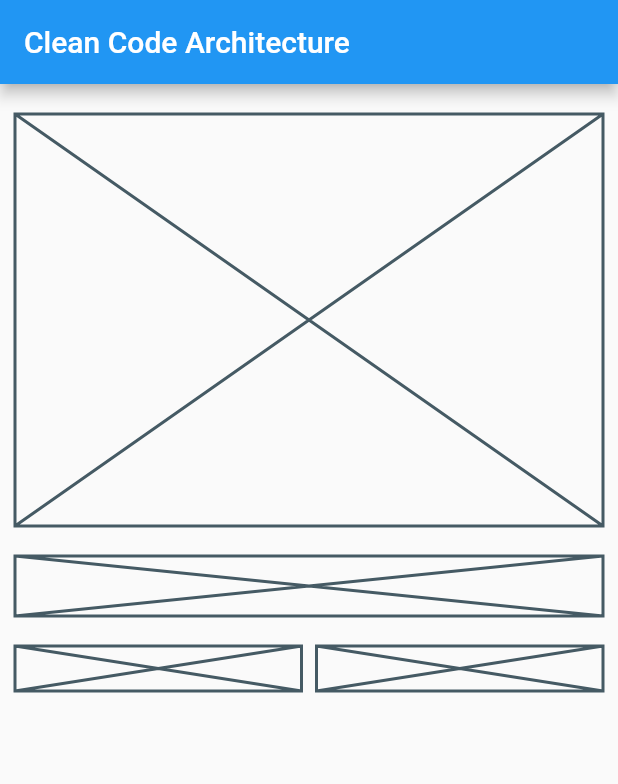
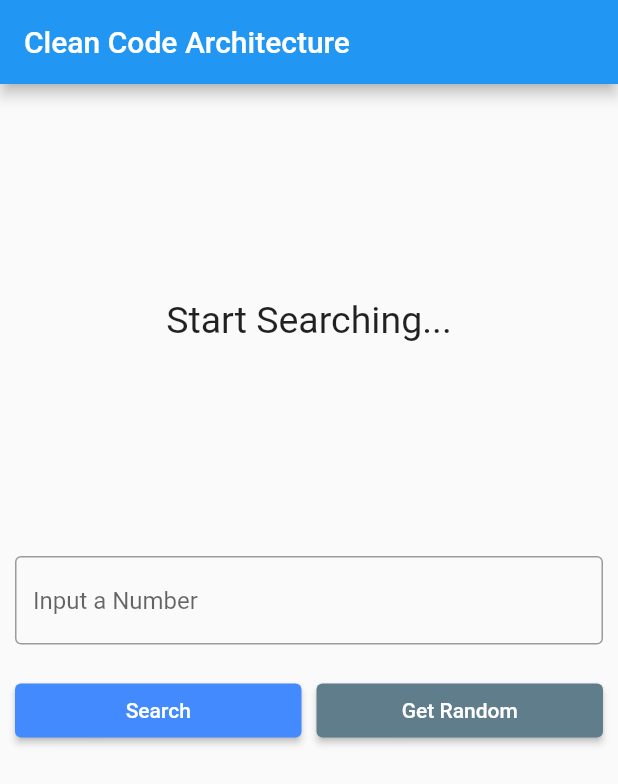
Before and after one commit to arc-arnob/clean_code_architecture_tdd_bloc, a Flutter app: the screen it shows after launch, on a phone screen of 412 x 824 dp. Shown: the top 784 px of the screen. Run offline on Flutter 3.47's test engine with Material 2 defaults, Android fonts, the phone set to English and light mode, and no system bars; our stand-ins replace bloc, dartz, data_connection_checker, equatable, flutter_bloc, get_it and 1 more.

Commit message:
SUCCESSgit add .git add .git add . UI MADE WORKINGgit add .git add .git add .git add . : '

```diff
--- a/lib/features/number_trivia/presentation/pages/number_trivia_page.dart
+++ b/lib/features/number_trivia/presentation/pages/number_trivia_page.dart
@@ -1,8 +1,11 @@
+import 'package:clean_code_architecture_tdd/features/number_trivia/domain/entities/number_trivia.dart';
 import 'package:clean_code_architecture_tdd/features/number_trivia/presentation/bloc/number_trivia_bloc.dart';
 import 'package:clean_code_architecture_tdd/injection_container.dart';
 import 'package:data_connection_checker/data_connection_checker.dart';
 import 'package:flutter/material.dart';
 import 'package:flutter_bloc/flutter_bloc.dart';
+
+import '../widgets/widgets.dart';
 
 class NumberTriviaPage extends StatelessWidget {
   const NumberTriviaPage({super.key});
@@ -31,9 +34,23 @@ class NumberTriviaPage extends StatelessWidget {
               // Top half
               BlocBuilder<NumberTriviaBloc, NumberTriviaState>(
                 builder: (context, state) {
-                  return Container(
-                    height: MediaQuery.of(context).size.height / 3,
-                    child: Placeholder(),
+                  if (state is Empty) {
+                    return MessageDisplay(
+                      message: 'Start Searching...',
+                    );
+                  } else if (state is Loading) {
+                    return LoadingWidget();
+                  } else if (state is Loaded) {
+                    return TriviaDisplay(
+                      numberTrivia: state.trivia,
+                    );
+                  } else if (state is Error) {
+                    return MessageDisplay(
+                      message: state.message,
+                    );
+                  }
+                  return MessageDisplay(
+                    message: 'Somethings wrong...',
                   );
                 },
               ),
@@ -41,10 +58,39 @@ class NumberTriviaPage extends StatelessWidget {
                 height: 20,
               ),
               // Bottom Half
-              Column(
+              TriviaControl()
+            ],
+          ),
+        ),
+      ),
+    );
+  }
+}
+
+class TriviaControl extends StatefulWidget {
+  const TriviaControl({
+    super.key,
+  });
+
+  @override
+  State<TriviaControl> createState() => _TriviaControlState();
+}
+
+class _TriviaControlState extends State<TriviaControl> {
+  late String inputStr;
+  @override
+  Widget build(BuildContext context) {
+    return Column(
       children: <Widget>[
-                  Placeholder(
-                    fallbackHeight: 40,
+        TextField(
+          keyboardType: TextInputType.number,
+          decoration: InputDecoration(
+            border: OutlineInputBorder(),
+            hintText: "Input a Number",
+          ),
+          onChanged: (value) {
+            inputStr = value;
+          },
         ),
         SizedBox(
           height: 10,
@@ -55,22 +101,38 @@ class NumberTriviaPage extends StatelessWidget {
         Row(
           children: <Widget>[
             Expanded(
-                        child: Placeholder(fallbackHeight: 30),
+                child: ElevatedButton(
+              child: Text('Search'),
+              style: ElevatedButton.styleFrom(
+                backgroundColor: Colors.blueAccent,
               ),
+              onPressed: () {
+                // Dispatch an event to the bloc
+                dispatchConcrete(inputStr);
+              },
+            )),
             SizedBox(
               width: 10,
             ),
             Expanded(
-                        child: Placeholder(fallbackHeight: 30),
+              child: ElevatedButton(
+                child: Text('Get Random'),
+                style: ElevatedButton.styleFrom(
+                  backgroundColor: Colors.blueGrey,
+                ),
+                onPressed: () {
+                  // Dispatch an event to the bloc
+                },
+              ),
             ),
           ],
         )
       ],
-              )
-            ],
-          ),
-        ),
-      ),
     );
   }
+
+  void dispatchConcrete(inputStr) {
+    BlocProvider.of<NumberTriviaBloc>(context)
+        .add(GetTriviaForConcreteNumber(inputStr));
   }
+}
--- /dev/null
+++ b/lib/features/number_trivia/presentation/widgets/message_display.dart
@@ -0,0 +1,22 @@
+import 'package:flutter/material.dart';
+
+class MessageDisplay extends StatelessWidget {
+  final String message;
+  const MessageDisplay({super.key, required this.message});
+
+  @override
+  Widget build(BuildContext context) {
+    return Container(
+      height: MediaQuery.of(context).size.height / 3,
+      child: Center(
+        child: SingleChildScrollView(
+          child: Text(
+            message,
+            style: TextStyle(fontSize: 25),
+            textAlign: TextAlign.center,
+          ),
+        ),
+      ),
+    );
+  }
+}
--- /dev/null
+++ b/lib/features/number_trivia/presentation/widgets/widgets.dart
@@ -0,0 +1,3 @@
+export 'loading_widget.dart';
+export 'message_display.dart';
+export 'trivia_display.dart';
```
Also changed, not shown: lib/features/number_trivia/presentation/bloc/number_trivia_bloc.dart (+14 -6 lines), lib/features/number_trivia/presentation/widgets/loading_widget.dart (added, +16 -0 lines), lib/features/number_trivia/presentation/widgets/trivia_display.dart (added, +37 -0 lines). Lines whose indentation alone changed are shown as unchanged.
